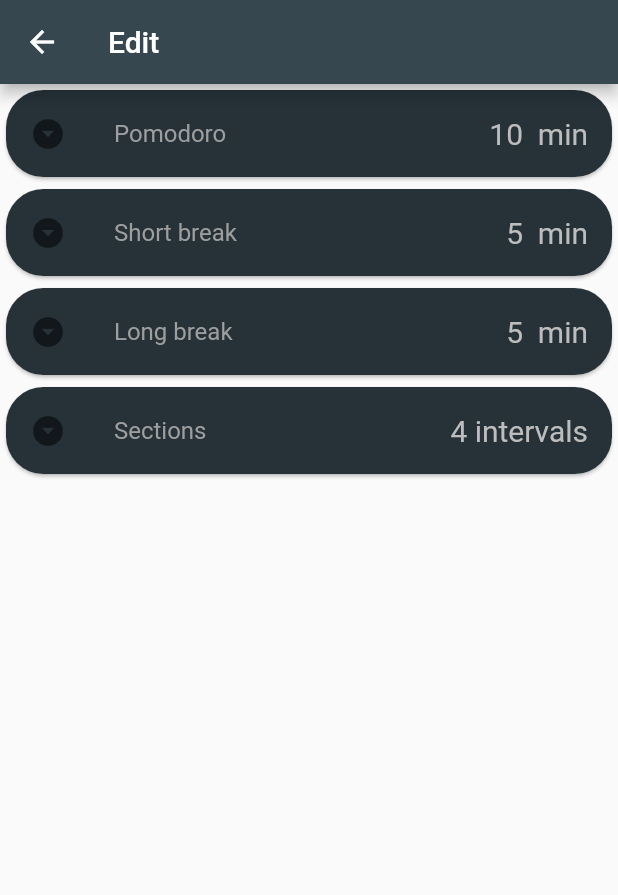
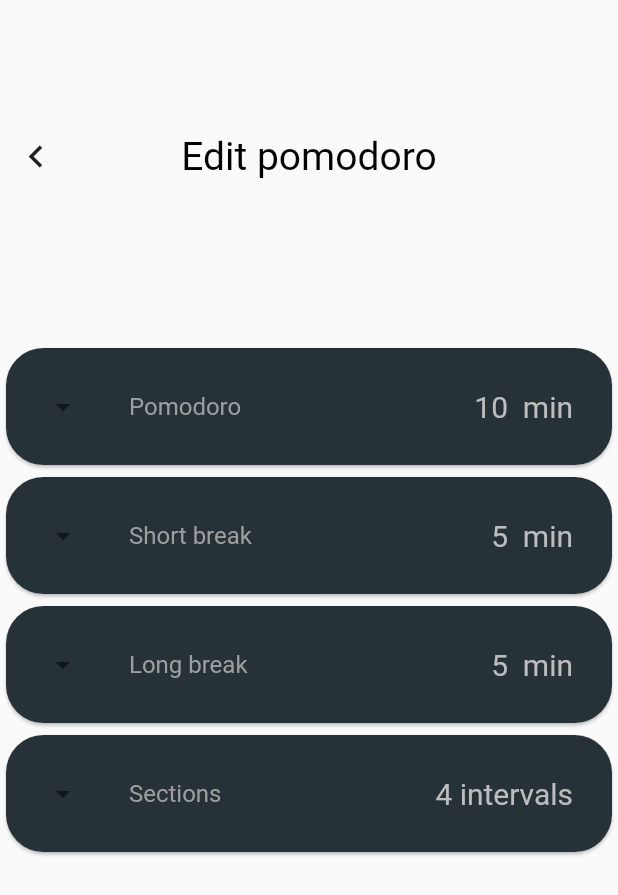
Before and after one commit to anhar-x/Pomodoro-Flutter, a Flutter app: the EditPage screen opened directly, on a phone screen of 412 x 824 dp. Shown: the top 895 px of the screen. Run offline on Flutter 3.47's test engine with Material 2 defaults, Android fonts, the phone set to English and light mode, and no system bars; our stand-ins replace audioplayers, flutter_local_notifications, fluttertoast, shared_preferences; accounts and stored records are empty; statements that could not run were skipped.

Commit message:
Edit page app bar removed, UI significantly changed

```diff
--- a/lib/pages/edit_page.dart
+++ b/lib/pages/edit_page.dart
@@ -10,30 +10,34 @@ class _EditPageState extends State<EditPage> {
   @override
   Widget build(BuildContext context) {
     return Scaffold(
-      appBar: AppBar(
-        title: Text('Edit'),
-        backgroundColor: Colors.blueGrey[800],
-      ),
+      // appBar: AppBar(
+      //   title: Text('Edit Pomodoro'),
+      // ),
+
       body: _editPage(),
     );
   }
 
-  _createTimeChooser({String name, int timerLen, String prefsName, bool section=false}) {
+  _createTimeChooser(
+      {String name, int timerLen, String prefsName, bool section = false}) {
     return Card(
       shape: RoundedRectangleBorder(
         borderRadius: BorderRadius.circular(25.0),
       ),
       color: Colors.blueGrey[900],
+      child: Padding(
+        padding: EdgeInsets.all(10.0),
         child: ExpansionTile(
           title: Text(
             '$name',
             style: TextStyle(fontSize: 16, color: Colors.grey),
           ),
-        leading: Icon(Icons.arrow_drop_down_circle),
+          leading: Icon(Icons.arrow_drop_down),
 
           //if section=true, trailing should show intervals not min
           //eg: Sections 8 intervals not Sections 8 min
-        trailing: Text(section == false ? '$timerLen  min' : '$timerLen intervals',
+          trailing: Text(
+              section == false ? '$timerLen  min' : '$timerLen intervals',
               style: TextStyle(fontSize: 20, color: Colors.grey[400])),
           children: <Widget>[
             Row(
@@ -56,7 +60,10 @@ class _EditPageState extends State<EditPage> {
                 ),
                 Padding(
                   padding: EdgeInsets.all(5),
-                child: Text('$timerLen', style: TextStyle(fontSize: 26, color: Colors.grey[350]),),
+                  child: Text(
+                    '$timerLen',
+                    style: TextStyle(fontSize: 26, color: Colors.grey[350]),
+                  ),
                 ),
                 Padding(
                   padding: EdgeInsets.all(20),
@@ -75,6 +82,7 @@ class _EditPageState extends State<EditPage> {
             ),
           ],
         ),
+      ),
     );
   }
 
@@ -84,8 +92,37 @@ class _EditPageState extends State<EditPage> {
     int longBreak = prefs.getInt('long_break');
     int untilLongBreak = prefs.getInt('until_long_break');
 
-    return Column(
+    return SingleChildScrollView(
+      child: Column(
         children: [
+          //App bar title and go back button
+          Padding(
+            padding: EdgeInsets.only(top: 80.0, bottom: 100.0),
+            child: IntrinsicHeight(
+              child: Stack(
+                alignment: Alignment.center,
+                children: [
+                  Align(
+                    alignment: Alignment.centerLeft,
+                    child: IconButton(
+                      iconSize: 30.0,
+                      icon: Icon(Icons.keyboard_arrow_left_sharp),
+                      onPressed: () {
+                        Navigator.pop(context);
+                      },
+                    ),
+                  ),
+                  Align(
+                    alignment: Alignment.center,
+                    child: Text(
+                      'Edit pomodoro',
+                      style: TextStyle(color: Colors.black, fontSize: 26),
+                    ),
+                  ),
+                ],
+              ),
+            ),
+          ),
           _createTimeChooser(
               name: 'Pomodoro ', timerLen: pomodoro, prefsName: 'pomodoro'),
           _createTimeChooser(
@@ -100,6 +137,7 @@ class _EditPageState extends State<EditPage> {
               prefsName: 'until_long_break',
               section: true),
         ],
+      ),
     );
   }
 }
```
Lines whose indentation alone changed are shown as unchanged.
